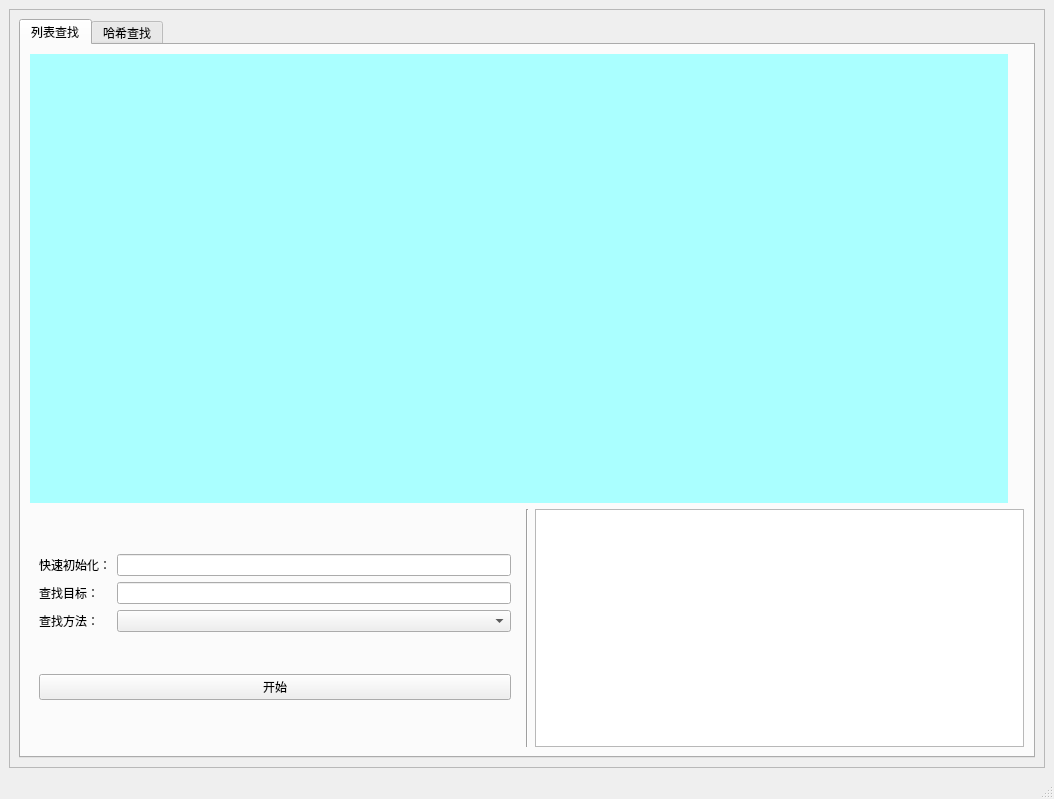
This is ModuleE/UI.ui in Hebici1030/AlgorithmVisualization as Qt 5 draws it before an edit. The edited form follows.
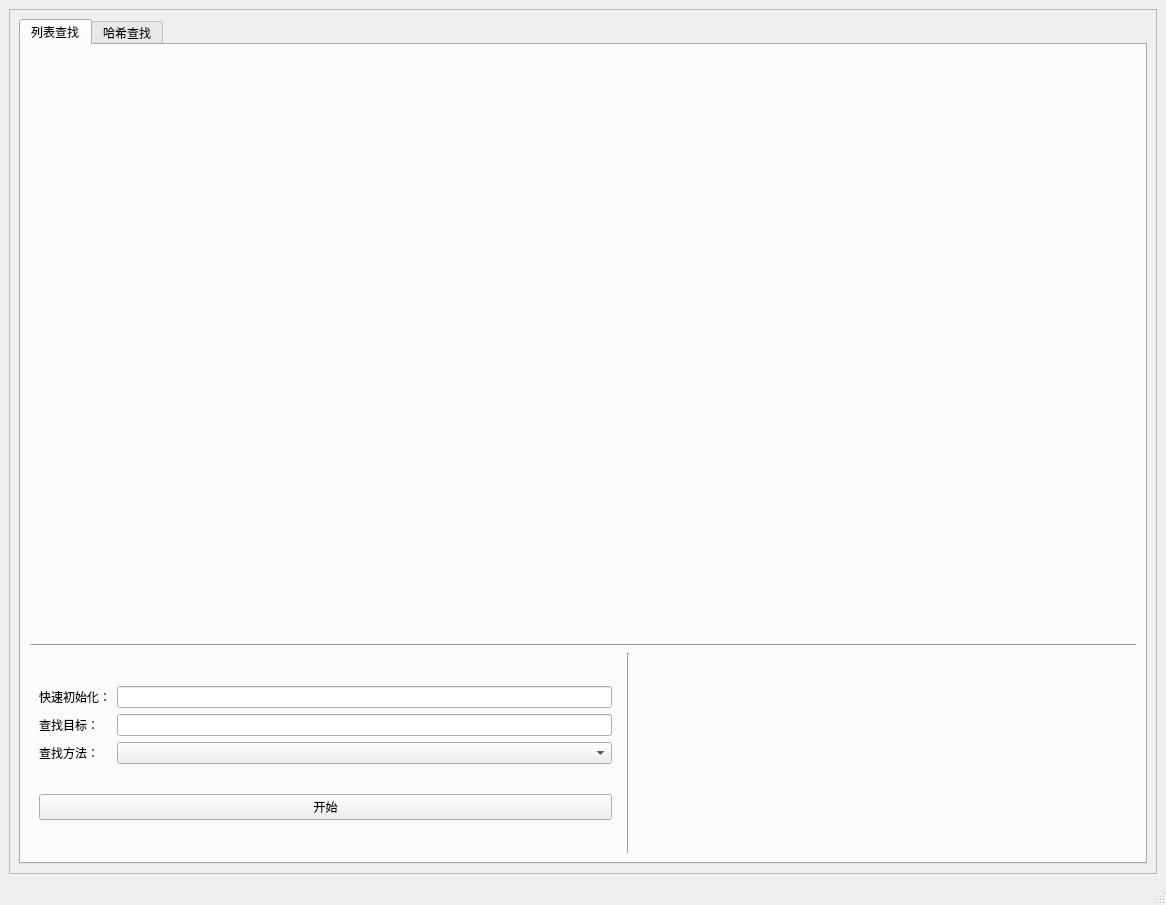
This is the edited form. The open tabs and pages were chosen to show the change.

Patch:
```diff
--- a/ModuleE/UI.ui
+++ b/ModuleE/UI.ui
@@ -6,8 +6,8 @@
    <rect>
     <x>0</x>
     <y>0</y>
-    <width>1054</width>
-    <height>799</height>
+    <width>1166</width>
+    <height>905</height>
    </rect>
   </property>
   <property name="windowTitle">
@@ -25,8 +25,8 @@
         <rect>
          <x>0</x>
          <y>0</y>
-         <width>1030</width>
-         <height>724</height>
+         <width>1142</width>
+         <height>830</height>
         </rect>
        </property>
        <layout class="QHBoxLayout" name="horizontalLayout_3">
@@ -52,13 +52,45 @@
                 </property>
                 <property name="maximumSize">
                  <size>
-                  <width>978</width>
-                  <height>449</height>
+                  <width>5555</width>
+                  <height>55555</height>
                  </size>
                 </property>
                 <property name="styleSheet">
-                 <string notr="true">background-color: rgb(170, 255, 255);
-border-color: rgb(0, 0, 0);</string>
+                 <string notr="true"/>
+                </property>
+                <layout class="QHBoxLayout" name="horizontalLayout_9">
+                 <item>
+                  <widget class="QWidget" name="widget_3" native="true">
+                   <layout class="QHBoxLayout" name="horizontalLayout_10">
+                    <property name="spacing">
+                     <number>0</number>
+                    </property>
+                    <property name="leftMargin">
+                     <number>0</number>
+                    </property>
+                    <property name="topMargin">
+                     <number>0</number>
+                    </property>
+                    <property name="rightMargin">
+                     <number>0</number>
+                    </property>
+                    <property name="bottomMargin">
+                     <number>0</number>
+                    </property>
+                    <item>
+                     <layout class="QVBoxLayout" name="verticalLayout_7"/>
+                    </item>
+                   </layout>
+                  </widget>
+                 </item>
+                </layout>
+               </widget>
+              </item>
+              <item>
+               <widget class="Line" name="line_7">
+                <property name="orientation">
+                 <enum>Qt::Horizontal</enum>
                 </property>
                </widget>
               </item>
@@ -131,19 +163,30 @@
                  </widget>
                 </item>
                 <item>
-                 <widget class="QTextBrowser" name="ListBrowser">
+                 <widget class="QWidget" name="widget_6" native="true">
                   <property name="sizePolicy">
-                   <sizepolicy hsizetype="Expanding" vsizetype="Preferred">
+                   <sizepolicy hsizetype="Fixed" vsizetype="Fixed">
                     <horstretch>0</horstretch>
                     <verstretch>0</verstretch>
                    </sizepolicy>
                   </property>
                   <property name="minimumSize">
                    <size>
-                    <width>100</width>
-                    <height>0</height>
+                    <width>500</width>
+                    <height>200</height>
                    </size>
                   </property>
+                  <property name="maximumSize">
+                   <size>
+                    <width>500</width>
+                    <height>200</height>
+                   </size>
+                  </property>
+                  <layout class="QHBoxLayout" name="horizontalLayout_8">
+                   <item>
+                    <layout class="QVBoxLayout" name="verticalLayout_6"/>
+                   </item>
+                  </layout>
                  </widget>
                 </item>
                </layout>
```
Left out of the diff: 58 changed lines with no effect on the pictures.
